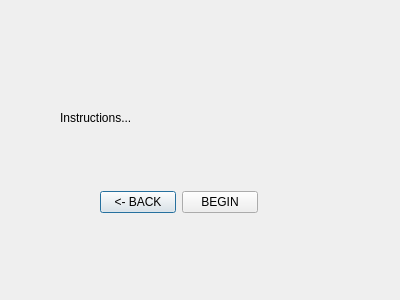
Before: the Qt Designer form Qt_Creator/projectPHOE/fieldinstruc.ui in jdsalguer/senior_project, drawn with Qt 5.
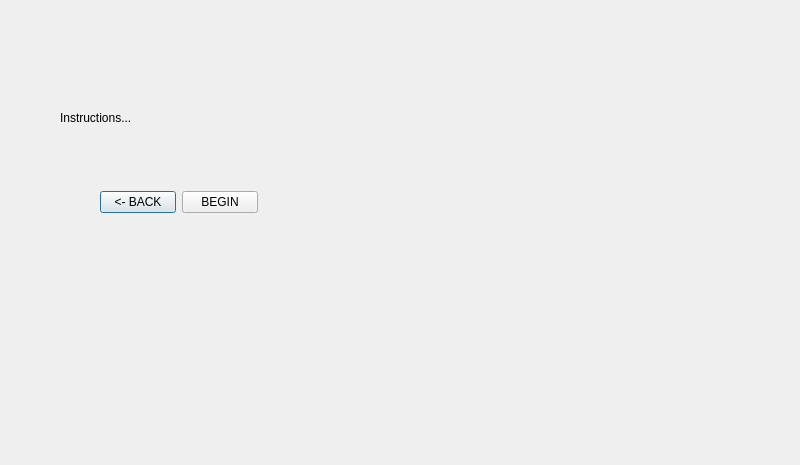
After: the same form once the commit is applied.

Diff of the .ui file:
```diff
--- a/Qt_Creator/projectPHOE/fieldinstruc.ui
+++ b/Qt_Creator/projectPHOE/fieldinstruc.ui
@@ -6,8 +6,8 @@
    <rect>
     <x>0</x>
     <y>0</y>
-    <width>400</width>
-    <height>300</height>
+    <width>800</width>
+    <height>465</height>
    </rect>
   </property>
   <property name="windowTitle">
@@ -26,7 +26,7 @@
     <string>Instructions...</string>
    </property>
   </widget>
-  <widget class="QWidget" name="">
+  <widget class="QWidget" name="layoutWidget">
    <property name="geometry">
     <rect>
      <x>100</x>
```
